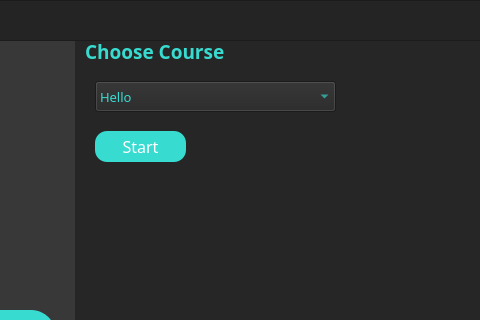
dev-otaher/Saqer, file gui/interfaces/InstructorDashboard.ui: the form before one commit; both pictures show x 235 to 715 and y 0 to 320 of the 1200 by 800 pixel window.
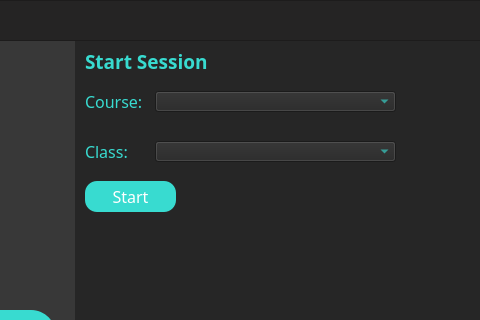
The form after the commit. The open tabs and pages were chosen to show the change. Icons and pictures are not drawn.

Commit message: ComboBoxes filled from db.

Diff of the .ui file:
```diff
--- a/gui/interfaces/InstructorDashboard.ui
+++ b/gui/interfaces/InstructorDashboard.ui
@@ -784,8 +784,8 @@
        <widget class="QPushButton" name="i_start">
         <property name="geometry">
          <rect>
-          <x>20</x>
-          <y>90</y>
+          <x>10</x>
+          <y>140</y>
           <width>91</width>
           <height>31</height>
          </rect>
@@ -842,7 +842,7 @@
         <property name="geometry">
          <rect>
           <x>10</x>
-          <y>0</y>
+          <y>10</y>
           <width>211</width>
           <height>21</height>
          </rect>
@@ -859,16 +859,16 @@
          <string notr="true">color: #38DBD0;</string>
         </property>
         <property name="text">
-         <string>Choose Course</string>
+         <string>Start Session</string>
         </property>
        </widget>
        <widget class="QComboBox" name="comboBox">
         <property name="geometry">
          <rect>
-          <x>20</x>
-          <y>40</y>
+          <x>80</x>
+          <y>50</y>
           <width>241</width>
-          <height>31</height>
+          <height>21</height>
          </rect>
         </property>
         <property name="font">
@@ -878,18 +878,73 @@
          </font>
         </property>
         <property name="styleSheet">
+         <string notr="true">color: #38DBD0;
+foregroung: white;
+</string>
+        </property>
+       </widget>
+       <widget class="QComboBox" name="i_classes_cb">
+        <property name="geometry">
+         <rect>
+          <x>80</x>
+          <y>100</y>
+          <width>241</width>
+          <height>21</height>
+         </rect>
+        </property>
+        <property name="font">
+         <font>
+          <family>RB</family>
+          <pointsize>10</pointsize>
+         </font>
+        </property>
+        <property name="styleSheet">
          <string notr="true">color: #38DBD0;</string>
         </property>
-        <item>
-         <property name="text">
-          <string>Hello</string>
-         </property>
-        </item>
-        <item>
-         <property name="text">
-          <string>Hello2</string>
-         </property>
-        </item>
+       </widget>
+       <widget class="QLabel" name="label_3">
+        <property name="geometry">
+         <rect>
+          <x>10</x>
+          <y>50</y>
+          <width>61</width>
+          <height>21</height>
+         </rect>
+        </property>
+        <property name="font">
+         <font>
+          <family>RB</family>
+          <pointsize>12</pointsize>
+         </font>
+        </property>
+        <property name="styleSheet">
+         <string notr="true">color: #38DBD0;</string>
+        </property>
+        <property name="text">
+         <string>Course:</string>
+        </property>
+       </widget>
+       <widget class="QLabel" name="label_4">
+        <property name="geometry">
+         <rect>
+          <x>10</x>
+          <y>100</y>
+          <width>51</width>
+          <height>21</height>
+         </rect>
+        </property>
+        <property name="font">
+         <font>
+          <family>RB</family>
+          <pointsize>12</pointsize>
+         </font>
+        </property>
+        <property name="styleSheet">
+         <string notr="true">color: #38DBD0;</string>
+        </property>
+        <property name="text">
+         <string>Class:</string>
+        </property>
        </widget>
       </widget>
       <widget class="QWidget" name="i_video_holder"/>
```
Left out of the diff: 4 changed lines with no effect on the pictures. The commit also changes 4 other files.
